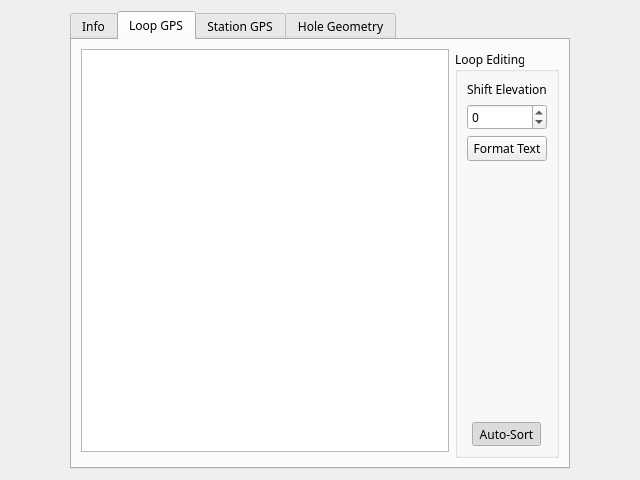
Above: src/qt_ui/pem_info_widget.ui from Eric-Meunier/Processor-Suite before the change. Below: the same form after it.
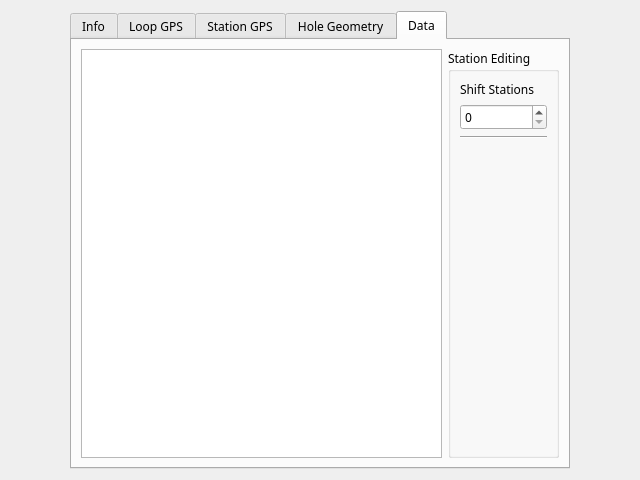
That is the form after the change.

The edit to the form file:
```diff
--- a/src/qt_ui/pem_info_widget.ui
+++ b/src/qt_ui/pem_info_widget.ui
@@ -53,7 +53,7 @@
       <enum>QTabWidget::Rounded</enum>
      </property>
      <property name="currentIndex">
-      <number>1</number>
+      <number>4</number>
      </property>
      <widget class="QWidget" name="Info">
       <attribute name="title">
@@ -379,6 +379,61 @@
        </item>
       </layout>
      </widget>
+     <widget class="QWidget" name="Data_Tab">
+      <attribute name="title">
+       <string>Data</string>
+      </attribute>
+      <layout class="QGridLayout" name="gridLayout_6">
+       <item row="0" column="0">
+        <widget class="QTableWidget" name="dataTable"/>
+       </item>
+       <item row="0" column="1">
+        <widget class="QGroupBox" name="groupBox">
+         <property name="sizePolicy">
+          <sizepolicy hsizetype="Maximum" vsizetype="Preferred">
+           <horstretch>0</horstretch>
+           <verstretch>0</verstretch>
+          </sizepolicy>
+         </property>
+         <property name="title">
+          <string>Station Editing</string>
+         </property>
+         <layout class="QVBoxLayout" name="verticalLayout_3">
+          <item>
+           <widget class="QLabel" name="label">
+            <property name="text">
+             <string>Shift Stations</string>
+            </property>
+           </widget>
+          </item>
+          <item>
+           <widget class="QSpinBox" name="spinBox"/>
+          </item>
+          <item>
+           <widget class="Line" name="line_3">
+            <property name="orientation">
+             <enum>Qt::Horizontal</enum>
+            </property>
+           </widget>
+          </item>
+          <item>
+           <spacer name="verticalSpacer_2">
+            <property name="orientation">
+             <enum>Qt::Vertical</enum>
+            </property>
+            <property name="sizeHint" stdset="0">
+             <size>
+              <width>20</width>
+              <height>40</height>
+             </size>
+            </property>
+           </spacer>
+          </item>
+         </layout>
+        </widget>
+       </item>
+      </layout>
+     </widget>
     </widget>
    </item>
   </layout>
```
Left out of the diff: 14 changed lines with no effect on the pictures.
